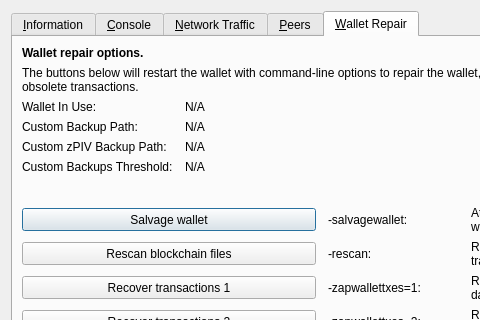
This is src/qt/forms/rpcconsole.ui in swincacoin/swicoin-core as Qt 5 draws it before an edit; both pictures show x 0 to 480 and y 0 to 320 of the 769 by 485 pixel window. The edited form follows.
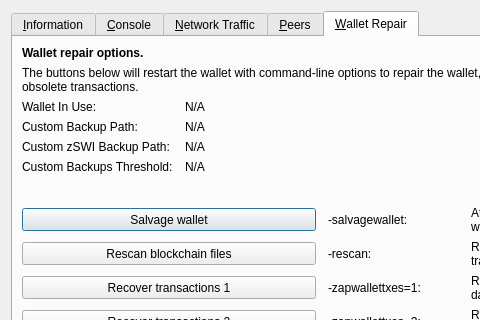
This is the edited form. The open tabs and pages were chosen to show the change. Icons and pictures are not drawn. Custom widgets are drawn as their Qt base class.

The edit to the form file:
```diff
--- a/src/qt/forms/rpcconsole.ui
+++ b/src/qt/forms/rpcconsole.ui
@@ -1328,7 +1328,7 @@
        <item row="4" column="0">
         <widget class="QLabel" name="wallet_customzpivbackuppath_label">
          <property name="text">
-          <string>Custom zPIV Backup Path:</string>
+          <string>Custom zSWI Backup Path:</string>
          </property>
          <property name="visible">
           <bool>false</bool>
```
Left out of the diff: 4 changed lines with no effect on the pictures.
